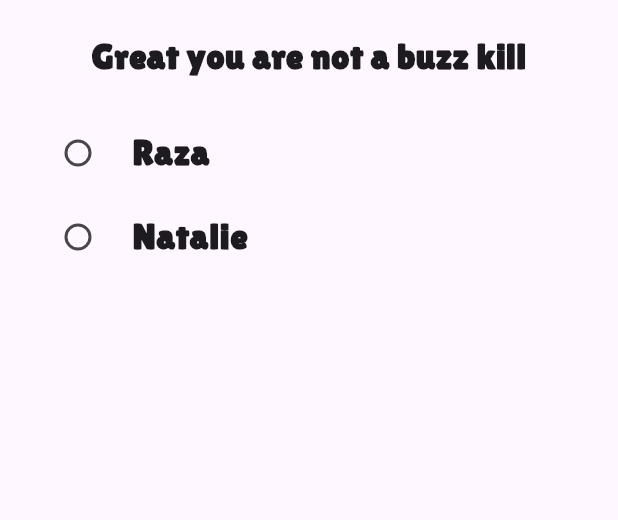
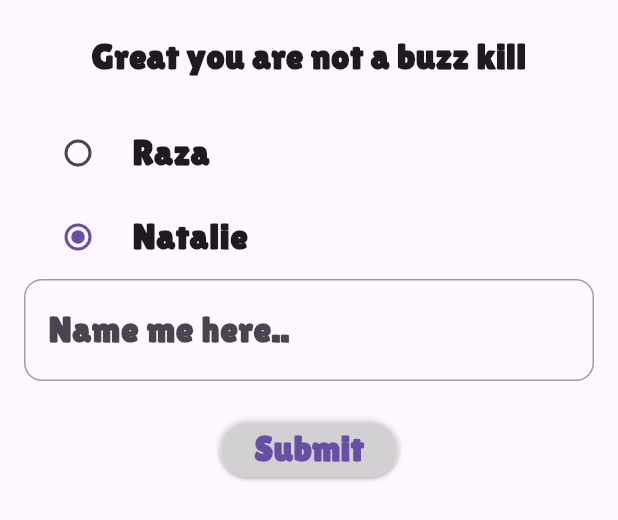
Before and after one commit to MOUKZ/dalal, a Flutter app: the SecondWidget widget shown alone on an empty page, opened directly, after a tap on "Natalie", on a phone screen of 412 x 824 dp. Shown: the top 520 px of the screen. Run offline on Flutter 3.47's test engine with Material 3 defaults, Android fonts, the phone set to English and light mode, and no system bars; drawn by our look-alikes of animated_text_kit, showcaseview; our stand-ins replace easy_dynamic_theme, firebase_core, firebase_database, google_fonts; missing offline and left inert: zhi_starry_sky; accounts and stored records are empty; statements that could not run were skipped.

Commit message:
remove some code

```diff
--- a/lib/second_widget.dart
+++ b/lib/second_widget.dart
@@ -1,5 +1,4 @@
 import 'package:animated_text_kit/animated_text_kit.dart';
-import 'package:dalalname/radio_staged_widget.dart';
 import 'package:firebase_database/firebase_database.dart';
 import 'package:flutter/material.dart';
 import 'package:google_fonts/google_fonts.dart';
@@ -18,7 +17,6 @@ class _SecondWidgetState extends State<SecondWidget> {
   bool finalTextFinished = false;
   String? selectedRadio;
   bool nameSubmitted = false;
-  GlobalKey _one = GlobalKey();
 
   @override
   void dispose() {
@@ -79,12 +77,7 @@ class _SecondWidgetState extends State<SecondWidget> {
                       ? Column(
                           mainAxisAlignment: MainAxisAlignment.start,
                           children: [
-                            Showcase.withWidget(
-                              key: _one,
-                              height: MediaQuery.of(context).size.height / 2,
-                              width: MediaQuery.of(context).size.width - 50,
-                              container: const RadioStagedWidget(),
-                              child: RadioListTile<String?>(
+                            RadioListTile<String?>(
                               value: 'raza',
                               groupValue: selectedRadio,
                               onChanged: (value) {
@@ -100,7 +93,6 @@ class _SecondWidgetState extends State<SecondWidget> {
                                 ),
                               ),
                             ),
-                            ),
                             const SizedBox(
                               width: 20,
                             ),
@@ -108,13 +100,8 @@ class _SecondWidgetState extends State<SecondWidget> {
                               value: 'natalie',
                               groupValue: selectedRadio,
                               onChanged: (value) {
-                                if (value == 'natalie') {
-                                  ShowCaseWidget.of(context).startShowCase([
-                                    _one,
-                                  ]);
-                                }
                                 setState(() {
-                                  selectedRadio = null;
+                                  selectedRadio = 'natalie';
                                 });
                               },
                               title: Text(
@@ -131,7 +118,7 @@ class _SecondWidgetState extends State<SecondWidget> {
                 ),
                 AnimatedSwitcher(
                   duration: const Duration(milliseconds: 200),
-                  child: !nameSubmitted && selectedRadio == 'raza'
+                  child: !nameSubmitted && selectedRadio != null
                       ? Column(
                           children: [
                             TextField(
@@ -168,6 +155,7 @@ class _SecondWidgetState extends State<SecondWidget> {
                                 if (controller.text.isNotEmpty) {
                                   final postData = {
                                     'name': controller.text,
+                                    'selector': selectedRadio
                                   };
 
                                   // Get a key for a new Post.
```
Also changed, not shown: 27 other files. Lines whose indentation alone changed are shown as unchanged.
